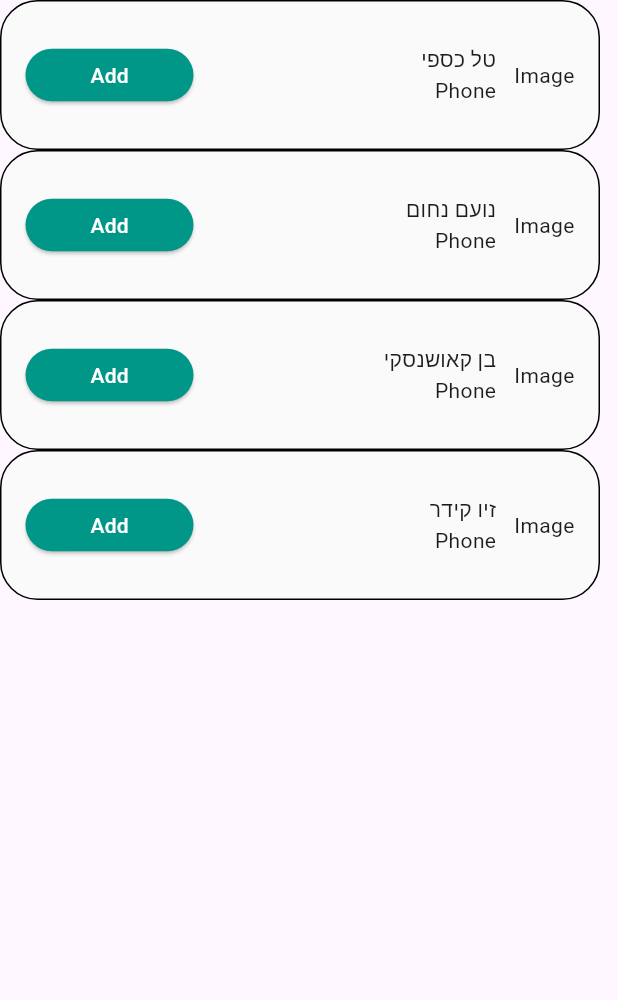
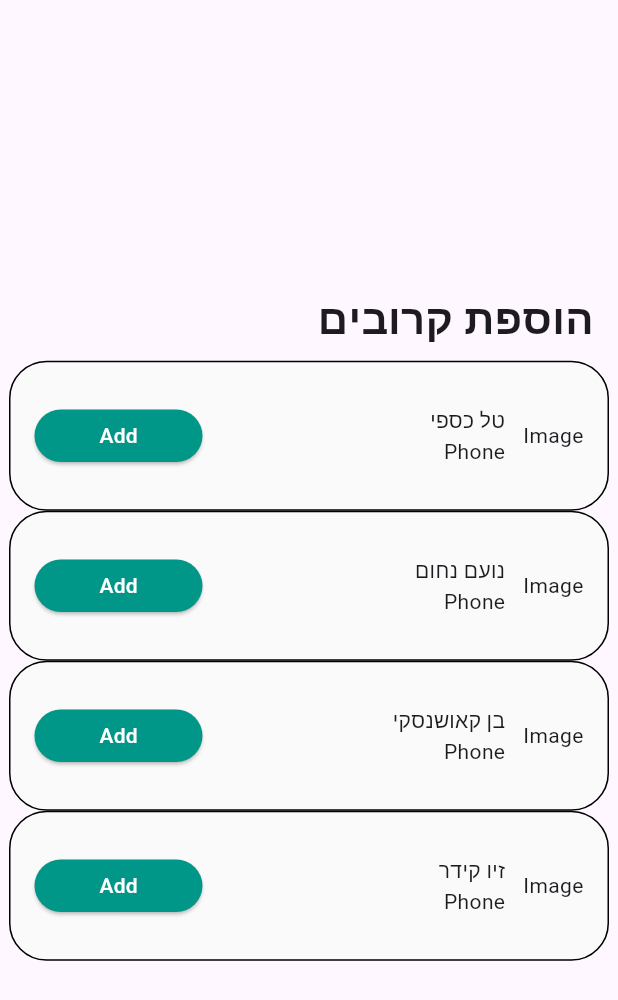
Before and after one commit to Guy-Michael/im_okay_client, a Flutter app: the AddKinPage screen opened by its route, after a tap on "Add", on a phone screen of 412 x 824 dp. Shown: the top 1000 px of the screen. Run offline on Flutter 3.47's test engine with Material 3 defaults, Android fonts, the phone set to English and light mode, and no system bars; our stand-ins replace equatable, firebase_auth, firebase_core, firebase_messaging, flutter_dotenv, fluttertoast and 5 more; missing offline and left inert: firebase_ui_auth, point_in_polygon; accounts and stored records are empty; network calls fail.

Commit message:
add functionality to add kin button

```diff
--- a/lib/Services/API Services/Friend Interaction Service/friend_interactions_api_provider.dart
+++ b/lib/Services/API Services/Friend Interaction Service/friend_interactions_api_provider.dart
@@ -1,7 +1,7 @@
 import 'package:im_okay/Models/search_query_response.dart';
 import 'package:im_okay/Models/app_user.dart';
 
-abstract class IFriendInteractionsProvider {
+abstract class IKinInteractionsService {
   Future<void> respondToFriendRequest(AppUser userToRespond, bool approveRequest);
 
   Future<List<AppUser>> getIncomingPendingRequests();
@@ -10,7 +10,7 @@ abstract class IFriendInteractionsProvider {
 
   Future<List<AppUser>> getAllFriends();
 
-  Future<void> sendFriendRequest({required AppUser friend});
+  Future<void> sendFriendRequest({required AppUser user});
 
   Future<void> cancelFriendRequest({required AppUser friend});
 
--- a/lib/Services/API Services/Friend Interaction Service/friend_interactions_api_service.dart
+++ b/lib/Services/API Services/Friend Interaction Service/friend_interactions_api_service.dart
@@ -6,7 +6,7 @@ import 'package:im_okay/Utils/http_utils.dart';
 import 'package:im_okay/Models/app_user.dart';
 import 'dart:convert';
 
-class FriendInteractionsApiService implements IFriendInteractionsProvider {
+class KinInteractionsApiService implements IKinInteractionsService {
   @override
   Future<void> respondToFriendRequest(AppUser userToRespond, bool approveRequest) async {
     String endpoint = UsersController.responseToRequest.endpoint;
@@ -55,10 +55,10 @@ class FriendInteractionsApiService implements IFriendInteractionsProvider {
   }
 
   @override
-  Future<void> sendFriendRequest({required AppUser friend}) async {
+  Future<void> sendFriendRequest({required AppUser user}) async {
     String endpoint = UsersController.sendFriendRequest.endpoint;
 
-    var body = {'friendEmail': friend.email, "uid": "45z0GadJpRpF960AWXIMkr0jYjOR"};
+    var body = {'friendEmail': user.email, "uid": "45z0GadJpRpF960AWXIMkr0jYjOR"};
 
     await HttpUtils.post(endpoint: endpoint, body: body);
   }
--- a/lib/Services/router_service.dart
+++ b/lib/Services/router_service.dart
@@ -10,7 +10,7 @@ import 'package:im_okay/pages/login_page.dart';
 import 'package:im_okay/pages/phone_verification_page.dart';
 
 final _rootNavigationKey = GlobalKey<NavigatorState>();
-final _friendInteractionProvider = FriendInteractionsApiService();
+final _friendInteractionProvider = KinInteractionsApiService();
 final GoRouter globalRouter = GoRouter(
   initialLocation: Routes.authRedirectPage,
   navigatorKey: _rootNavigationKey,
@@ -45,7 +45,9 @@ final GoRouter globalRouter = GoRouter(
     GoRoute(
       parentNavigatorKey: _rootNavigationKey,
       path: Routes.addKinPage,
-      builder: (context, state) => AddKinPage(),
+      builder: (context, state) => AddKinPage(
+        friendInteractionProvider: _friendInteractionProvider,
+      ),
     ),
   ],
 );
--- a/lib/pages/add_friends_page.dart
+++ b/lib/pages/add_friends_page.dart
@@ -9,7 +9,7 @@ import 'package:im_okay/Widgets/my_text_field.dart';
 import 'package:im_okay/Widgets/purple_button.dart';
 
 class AddFriendsPage extends StatefulWidget {
-  final IFriendInteractionsProvider friendInteractionProvider;
+  final IKinInteractionsService friendInteractionProvider;
 
   const AddFriendsPage({required this.friendInteractionProvider, super.key});
 
@@ -41,7 +41,7 @@ class AddFriendsPageState extends State<AddFriendsPage> {
   }
 
   void onAddClicked(AppUser user) async {
-    await widget.friendInteractionProvider.sendFriendRequest(friend: user);
+    await widget.friendInteractionProvider.sendFriendRequest(user: user);
     InAppMessageService.showToast(
         message: _AddFriendsPageConsts.friendRequestSentMessage(user.fullName));
 
--- a/lib/pages/auth_redirect_page.dart
+++ b/lib/pages/auth_redirect_page.dart
@@ -9,7 +9,7 @@ import 'package:im_okay/pages/hub_page.dart';
 import 'package:im_okay/pages/login_page.dart';
 
 class AuthRedirectPage extends StatelessWidget {
-  final IFriendInteractionsProvider friendInteractionProvider;
+  final IKinInteractionsService friendInteractionProvider;
 
   const AuthRedirectPage({required this.friendInteractionProvider, super.key});
 
--- a/lib/pages/hub_page.dart
+++ b/lib/pages/hub_page.dart
@@ -4,13 +4,13 @@ import 'package:im_okay/Services/location_service.dart';
 import 'package:im_okay/Utils/Consts/consts.dart';
 import 'package:im_okay/pages/Kin/Kin%20Management/kin_management_page.dart';
 import 'package:im_okay/pages/add_friends_page.dart';
-import 'package:im_okay/pages/kin_requests_page.dart';
+import 'package:im_okay/pages/kin/kin%20requests/kin_requests_page.dart';
 import 'package:im_okay/pages/reports_page.dart';
 import 'package:im_okay/pages/settings.dart';
 import 'package:provider/provider.dart';
 
 class HubPage extends StatefulWidget {
-  final IFriendInteractionsProvider friendInteractionProvider;
+  final IKinInteractionsService friendInteractionProvider;
 
   const HubPage({required this.friendInteractionProvider, super.key});
 
--- a/lib/pages/kin/my kin/add_kin_page.dart
+++ b/lib/pages/kin/my kin/add_kin_page.dart
@@ -1,8 +1,13 @@
 import 'package:flutter/material.dart';
 import 'package:im_okay/Models/app_user.dart';
+import 'package:im_okay/Services/API%20Services/Friend%20Interaction%20Service/friend_interactions_api_provider.dart';
+import 'package:im_okay/pages/kin/kin%20management/components/kin_page_title.dart';
+import 'package:im_okay/pages/kin/my%20kin/components/add_kin_button.dart';
 
 class AddKinPage extends StatefulWidget {
-  const AddKinPage({super.key});
+  final IKinInteractionsService friendInteractionProvider;
+
+  const AddKinPage({super.key, required this.friendInteractionProvider});
 
   @override
   State<StatefulWidget> createState() => AddKinPageState();
@@ -17,69 +22,31 @@ class AddKinPageState extends State<AddKinPage> {
     AppUser user4 = AppUser(firstName: "זיו", lastName: "קידר");
     return Scaffold(
         body: Column(
+      mainAxisAlignment: MainAxisAlignment.center,
       children: [
-        Kin(
+        KinPageTitle(title: AddKinPageConsts.pageTitle),
+        AddKinButton(
           user: user,
+          onAddClicked: widget.friendInteractionProvider.sendFriendRequest,
         ),
-        Kin(
+        AddKinButton(
           user: user2,
+          onAddClicked: widget.friendInteractionProvider.sendFriendRequest,
         ),
-        Kin(
+        AddKinButton(
           user: user3,
+          onAddClicked: widget.friendInteractionProvider.sendFriendRequest,
         ),
-        Kin(
+        AddKinButton(
           user: user4,
+          onAddClicked: widget.friendInteractionProvider.sendFriendRequest,
         ),
       ],
     ));
   }
 }
 
-class Kin extends StatefulWidget {
-  final AppUser user;
-
-  const Kin({super.key, required this.user});
-
-  @override
-  State<StatefulWidget> createState() => KinState();
+class AddKinPageConsts {
+  static const String pageTitle = "הוספת קרובים";
+  static const String searchBarCaption = "חיפוש איש קשר";
 }
-
-class KinState extends State<Kin> {
-  @override
-  Widget build(BuildContext context) {
-    return Container(
-        height: 100,
-        width: 400,
-        decoration: BoxDecoration(
-          borderRadius: BorderRadius.all(Radius.circular(25.0)),
-          border: Border.all(color: Colors.black),
-          gradient: LinearGradient(colors: [Colors.white, Colors.grey]),
-          backgroundBlendMode: BlendMode.color,
-        ),
-        child: Padding(
-            padding: EdgeInsets.all(16),
-            child: Row(
-              spacing: 12,
-              children: [
-                Text("Image"),
-                Column(
-                  mainAxisAlignment: MainAxisAlignment.center,
-                  crossAxisAlignment: CrossAxisAlignment.start,
-                  children: [Text(widget.user.fullName), Text("Phone")],
-                ),
-                Spacer(
-                  flex: 1,
-                ),
-                ElevatedButton(
-                  onPressed: () {},
-                  style: ElevatedButton.styleFrom(
-                      backgroundColor: Colors.teal, minimumSize: Size(112, 35)),
-                  child: Text(
-                    "Add",
-                    style: TextStyle(color: Colors.white),
-                  ),
-                )
-              ],
-            )));
-  }
-}
--- /dev/null
+++ b/lib/pages/kin/my kin/components/add_kin_button.dart
@@ -0,0 +1,60 @@
+import 'package:flutter/material.dart';
+import 'package:im_okay/Models/app_user.dart';
+import 'package:im_okay/Services/API%20Services/Friend%20Interaction%20Service/friend_interactions_api_provider.dart';
+
+class AddKinButton extends StatefulWidget {
+  final AppUser user;
+
+  Future<void> Function({required AppUser user}) onAddClicked;
+
+  AddKinButton({
+    super.key,
+    required this.user,
+    required this.onAddClicked,
+  });
+
+  @override
+  State<StatefulWidget> createState() => AddKinButtonState();
+}
+
+class IFriendsInteractionsService {}
+
+class AddKinButtonState extends State<AddKinButton> {
+  @override
+  Widget build(BuildContext context) {
+    return Container(
+        height: 100,
+        width: 400,
+        decoration: BoxDecoration(
+          borderRadius: BorderRadius.all(Radius.circular(25.0)),
+          border: Border.all(color: Colors.black),
+          gradient: LinearGradient(colors: [Colors.white, Colors.grey]),
+          backgroundBlendMode: BlendMode.color,
+        ),
+        child: Padding(
+            padding: EdgeInsets.all(16),
+            child: Row(
+              spacing: 12,
+              children: [
+                Text("Image"),
+                Column(
+                  mainAxisAlignment: MainAxisAlignment.center,
+                  crossAxisAlignment: CrossAxisAlignment.start,
+                  children: [Text(widget.user.fullName), Text("Phone")],
+                ),
+                Spacer(
+                  flex: 1,
+                ),
+                ElevatedButton(
+                  onPressed: () => widget.onAddClicked(user: widget.user),
+                  style: ElevatedButton.styleFrom(
+                      backgroundColor: Colors.teal, minimumSize: Size(112, 35)),
+                  child: Text(
+                    "Add",
+                    style: TextStyle(color: Colors.white),
+                  ),
+                )
+              ],
+            )));
+  }
+}
--- a/lib/pages/reports_page.dart
+++ b/lib/pages/reports_page.dart
@@ -8,13 +8,13 @@ import 'package:im_okay/Utils/stream_utils.dart';
 import 'package:im_okay/Widgets/list_tile.dart';
 import 'package:im_okay/Widgets/purple_button.dart';
 
-Future<List<AppUser>> future(IFriendInteractionsProvider provider) async {
+Future<List<AppUser>> future(IKinInteractionsService provider) async {
   List<AppUser> users = await provider.getAllFriends();
   return users;
 }
 
 class ReportsPage extends StatefulWidget {
-  final IFriendInteractionsProvider friendInteractionProvider;
+  final IKinInteractionsService friendInteractionProvider;
 
   const ReportsPage({required this.friendInteractionProvider, super.key});
 
```
Also changed, not shown: lib/pages/kin/kin requests/kin_requests_page.dart (+2 -6 lines).
